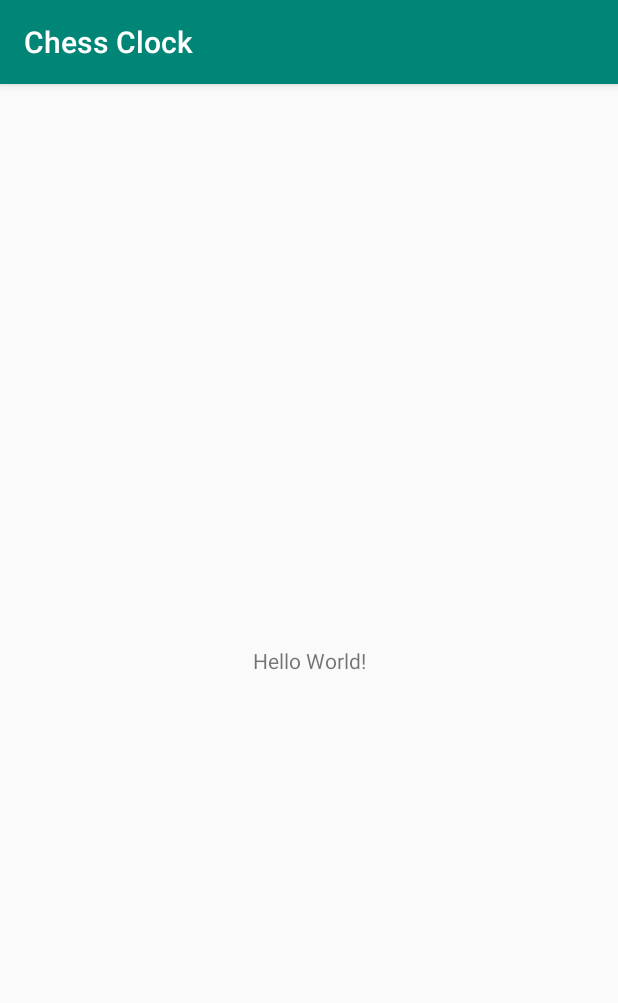
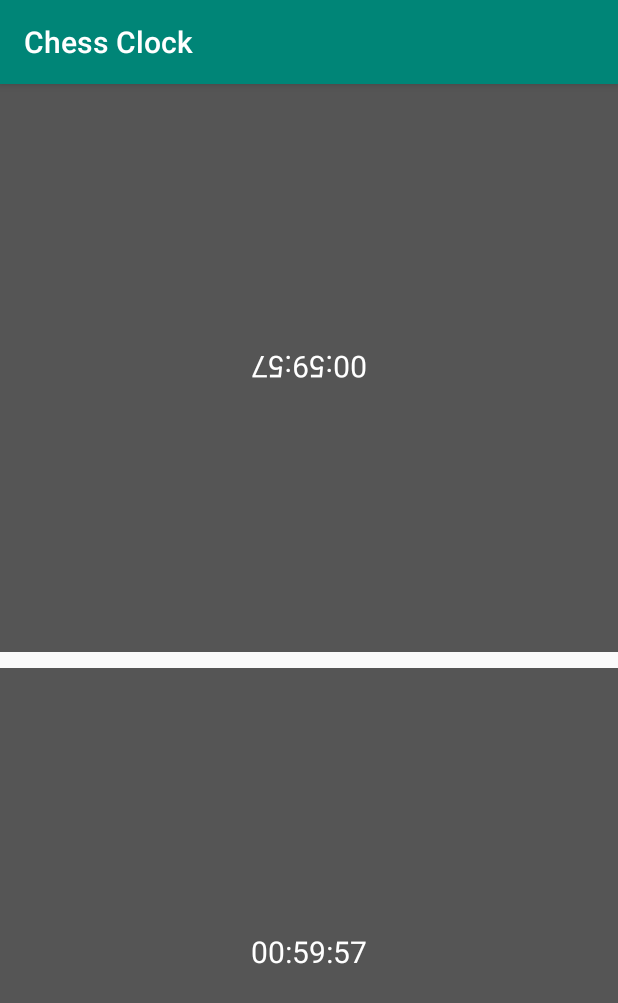
Before and after one commit to ZineddineBtc/ChessClock, an Android app: the screen it shows after launch (MainActivity), on a phone screen of 412 x 824 dp. Shown: the top 1003 px of the screen. Run offline under Robolectric (Android 15) with nearby library versions, the phone set to English and light mode, and no system bars.

```diff
--- a/app/src/main/java/com/example/chessclock/MainActivity.java
+++ b/app/src/main/java/com/example/chessclock/MainActivity.java
@@ -3,12 +3,49 @@ package com.example.chessclock;
 import androidx.appcompat.app.AppCompatActivity;
 
 import android.os.Bundle;
+import android.os.CountDownTimer;
+import android.widget.TextView;
 
 public class MainActivity extends AppCompatActivity {
+
+    TextView blackTV, whiteTV;
 
     @Override
     protected void onCreate(Bundle savedInstanceState) {
         super.onCreate(savedInstanceState);
         setContentView(R.layout.activity_main);
+
+        whiteTV = findViewById(R.id.whiteTV);
+        blackTV = findViewById(R.id.blackTV);
+
+
+        new CountDownTimer(3605000, 1000) {
+
+            public void onTick(long millisUntilFinished) {
+                whiteTV.setText(getTime((int) (millisUntilFinished/1000)));
+                blackTV.setText(getTime((int) (millisUntilFinished/1000)));
+            }
+            public void onFinish() {
+            }
+        }.start();
     }
+    String getTime(int timeSeconds){
+        String time;
+        int h = timeSeconds/3600;
+        String hours = String.valueOf(h);
+        if(h<10) hours = "0"+h;
+        int m = (timeSeconds-(h*3600))/60;
+        String minutes = String.valueOf(m);
+        if(m<10) minutes = "0"+m;
+        int s = timeSeconds%60;
+        String seconds = String.valueOf(s);
+        if(s<10) seconds = "0"+s;
+        time = hours+":"+minutes+":"+seconds;
+        return time;
+    }
+
+
+
+
+
 }
--- a/app/src/main/res/layout/activity_main.xml
+++ b/app/src/main/res/layout/activity_main.xml
@@ -1,18 +1,41 @@
 <?xml version="1.0" encoding="utf-8"?>
-<androidx.constraintlayout.widget.ConstraintLayout xmlns:android="http://schemas.android.com/apk/res/android"
+<LinearLayout xmlns:android="http://schemas.android.com/apk/res/android"
     xmlns:app="http://schemas.android.com/apk/res-auto"
     xmlns:tools="http://schemas.android.com/tools"
     android:layout_width="match_parent"
     android:layout_height="match_parent"
-    tools:context=".MainActivity">
+    tools:context=".MainActivity"
+    android:orientation="vertical">
 
-    <TextView
-        android:layout_width="wrap_content"
-        android:layout_height="wrap_content"
-        android:text="Hello World!"
-        app:layout_constraintBottom_toBottomOf="parent"
-        app:layout_constraintLeft_toLeftOf="parent"
-        app:layout_constraintRight_toRightOf="parent"
-        app:layout_constraintTop_toTopOf="parent" />
-
-</androidx.constraintlayout.widget.ConstraintLayout>
+    <LinearLayout
+        android:layout_width="match_parent"
+        android:layout_height="0dp"
+        android:layout_weight="0.5"
+        android:background="#555555"
+        android:layout_marginBottom="5dp"
+        android:gravity="center">
+        <TextView
+            android:id="@+id/blackTV"
+            android:layout_width="wrap_content"
+            android:layout_height="wrap_content"
+            android:textColor="#ffffff"
+            android:text="05:00"
+            android:textSize="20dp"
+            android:rotation="180"/>
+    </LinearLayout>
+    <LinearLayout
+        android:layout_width="match_parent"
+        android:layout_height="0dp"
+        android:layout_weight="0.5"
+        android:background="#555555"
+        android:layout_marginTop="5dp"
+        android:gravity="center">
+        <TextView
+            android:id="@+id/whiteTV"
+            android:layout_width="wrap_content"
+            android:layout_height="wrap_content"
+            android:textColor="#ffffff"
+            android:text="05:00"
+            android:textSize="20dp"/>
+    </LinearLayout>
+</LinearLayout>
```
